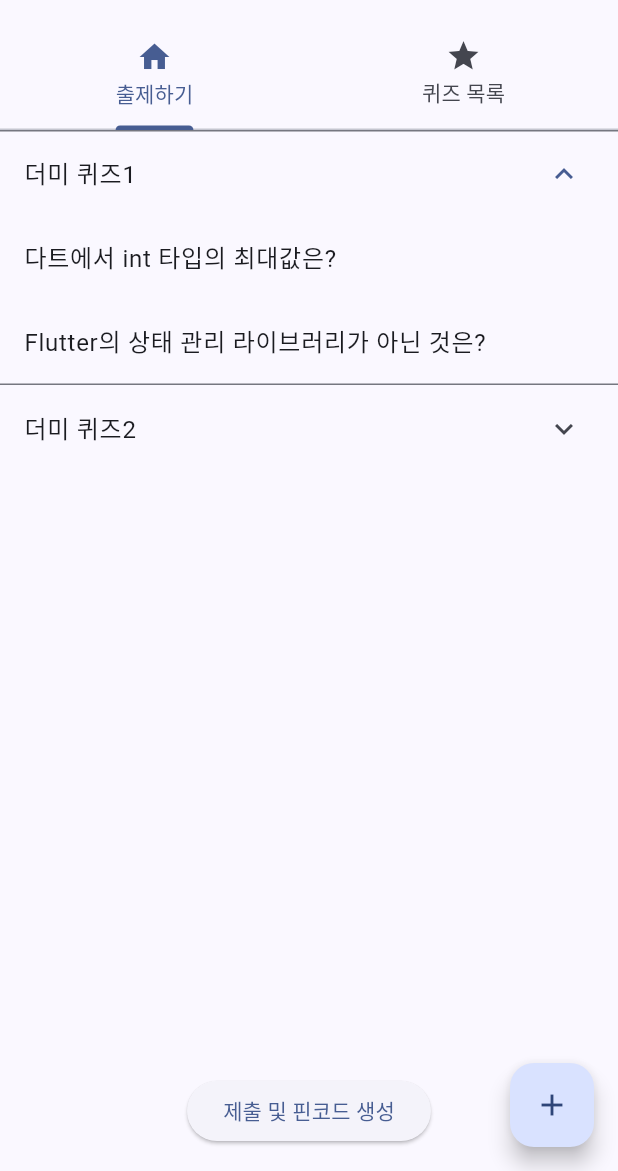
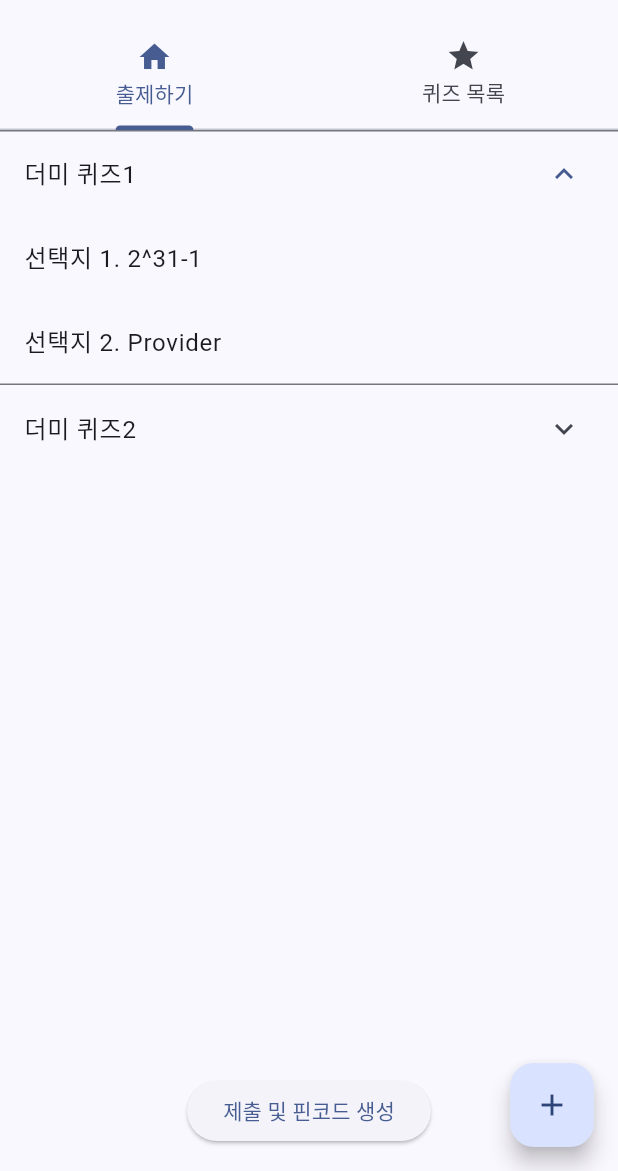
Before and after one commit to hanisoft2022/fc_ch02_quiz, a Flutter app: the screen it shows after launch, after a tap on "더미 퀴즈 추가", after a tap on "더미 퀴즈1", on a phone screen of 412 x 824 dp, the part 65-1236 px from its top. Run offline on Flutter 3.47's test engine with Material 3 defaults, Android fonts, the light colour scheme and no system bars; our stand-ins replace cloud_firestore, firebase_auth, firebase_core, flutter_hooks, freezed_annotation, gap and 4 more; accounts and stored records are empty; generated files the repository leaves out were written again.

Commit message:
quiz add modal configuring

```diff
--- a/lib/app.dart
+++ b/lib/app.dart
@@ -1,4 +1,4 @@
-import 'package:ch02_realtime_quiz/web/features/quiz_manager/screens/quiz_manager_screen.dart';
+import 'package:ch02_realtime_quiz/web/features/quiz_manager/screens/quiz_screen.dart';
 import 'package:flutter/material.dart';
 
 class MyApp extends StatelessWidget {
--- a/lib/web/features/quiz_manager/data/dummy_quiz_provider.dart
+++ b/lib/web/features/quiz_manager/data/dummy_quiz_provider.dart
@@ -1,4 +1,4 @@
-import 'package:ch02_realtime_quiz/web/features/quiz_manager/models/problem.dart';
+import 'package:ch02_realtime_quiz/web/features/quiz_manager/models/option.dart';
 import 'package:ch02_realtime_quiz/web/features/quiz_manager/models/quiz.dart';
 
 /// 더미 데이터 제공자 분리
@@ -8,37 +8,17 @@
       Quiz(
         id: null,
         title: '더미 퀴즈1',
-        problems: [
-          Problem(
-            index: 0,
-            question: '다트에서 int 타입의 최대값은?',
-            options: ['2^31-1', '2^63-1', '65535', '4294967295'],
-            correctIndex: 1,
-          ),
-          Problem(
-            index: 1,
-            question: 'Flutter의 상태 관리 라이브러리가 아닌 것은?',
-            options: ['Provider', 'Riverpod', 'Bloc', 'Express'],
-            correctIndex: 3,
-          ),
+        options: [
+          Option(index: 0, text: '선택지 1. 2^31-1', correctOption: true),
+          Option(index: 1, text: '선택지 2. Provider', correctOption: false),
         ],
       ),
       Quiz(
         id: null,
         title: '더미 퀴즈2',
-        problems: [
-          Problem(
-            index: 0,
-            question: '흠냐륑',
-            options: ['2^31-1', '2^63-1', '65535', '4294967295'],
-            correctIndex: 1,
-          ),
-          Problem(
-            index: 1,
-            question: '우엥!',
-            options: ['Provider', 'Riverpod', 'Bloc', 'Express'],
-            correctIndex: 3,
-          ),
+        options: [
+          Option(index: 0, text: '선택지1 2^63-1', correctOption: false),
+          Option(index: 1, text: '선택지2 Bloc', correctOption: true),
         ],
       ),
     ];
--- /dev/null
+++ b/lib/web/features/quiz_manager/models/option.dart
@@ -0,0 +1,12 @@
+import 'package:freezed_annotation/freezed_annotation.dart';
+
+part 'option.freezed.dart';
+part 'option.g.dart';
+
+@freezed
+abstract class Option with _$Option {
+  const factory Option({required int index, required String text, required bool correctOption}) =
+      _Option;
+
+  factory Option.fromJson(Map<String, dynamic> json) => _$OptionFromJson(json);
+}
--- a/lib/web/features/quiz_manager/models/problem.dart
+++ /dev/null
@@ -1,16 +0,0 @@
-import 'package:freezed_annotation/freezed_annotation.dart';
-
-part 'problem.freezed.dart';
-part 'problem.g.dart';
-
-@freezed
-abstract class Problem with _$Problem {
-  const factory Problem({
-    required int index,
-    required String question,
-    required List<String> options,
-    required int correctIndex,
-  }) = _Problem;
-
-  factory Problem.fromJson(Map<String, dynamic> json) => _$ProblemFromJson(json);
-}
--- a/lib/web/features/quiz_manager/models/quiz.dart
+++ b/lib/web/features/quiz_manager/models/quiz.dart
@@ -1,5 +1,5 @@
 import 'package:ch02_realtime_quiz/common/converters/timestamp_converter.dart';
-import 'package:ch02_realtime_quiz/web/features/quiz_manager/models/problem.dart';
+import 'package:ch02_realtime_quiz/web/features/quiz_manager/models/option.dart';
 import 'package:cloud_firestore/cloud_firestore.dart';
 import 'package:freezed_annotation/freezed_annotation.dart';
 
@@ -11,9 +11,9 @@
   @JsonSerializable(explicitToJson: true)
   const factory Quiz({
     required String? id,
-    required List<Problem> problems,
     required String title,
-    Problem? current,
+    required List<Option> options,
+    Option? current,
     @TimestampConverter() DateTime? createdAt,
   }) = _Quiz;
 
--- a/lib/web/features/quiz_manager/providers/quiz_manager_providers.dart
+++ b/lib/web/features/quiz_manager/providers/quiz_manager_providers.dart
@@ -13,8 +13,15 @@
 // * READ
 /// 실시간 퀴즈 목록 스트림 Provider
 @riverpod
-Stream<List<Quiz>> quizList(Ref ref) {
+Stream<List<Quiz>> watchQuizzes(Ref ref) {
   return ref.watch(quizDataSourceProvider).watchQuizzes();
+}
+
+// * READ
+/// 실시간 퀴즈 목록 스트림 Provider
+@riverpod
+Stream<Quiz> watchQuizById(Ref ref, String id) {
+  return ref.watch(quizDataSourceProvider).watchQuizById(id);
 }
 
 // * WRITE
--- a/lib/web/features/quiz_manager/screens/quiz_manager_screen.dart
+++ b/lib/web/features/quiz_manager/screens/quiz_screen.dart
@@ -26,7 +26,7 @@
 
   @override
   Widget build(BuildContext context, WidgetRef ref) {
-    final quizListAsync = ref.watch(quizListProvider);
+    final quizListAsync = ref.watch(watchQuizzesProvider);
 
     return DefaultTabController(
       length: 2,
--- a/lib/web/features/quiz_manager/widgets/quiz_list_item.dart
+++ b/lib/web/features/quiz_manager/widgets/quiz_list_item.dart
@@ -10,7 +10,7 @@
   Widget build(BuildContext context) {
     return ExpansionTile(
       title: quiz.title.text.make(),
-      children: quiz.problems.map((e) => ListTile(title: e.question.text.make())).toList(),
+      children: quiz.options.map((e) => ListTile(title: e.text.text.make())).toList(),
     );
   }
 }
```
Also changed, not shown: lib/web/features/quiz_manager/data/quiz_manager_data_source.dart (+12 -7 lines), lib/web/features/quiz_manager/widgets/option_input.dart (added, +37 -0 lines), lib/web/features/quiz_manager/widgets/quiz_add_modal.dart (+48 -10 lines), lib/web/features/quiz_manager/models/option.freezed.dart (added), lib/web/features/quiz_manager/models/option.g.dart (added), lib/web/features/quiz_manager/models/problem.freezed.dart (deleted), lib/web/features/quiz_manager/models/problem.g.dart (deleted), lib/web/features/quiz_manager/models/quiz.freezed.dart, lib/web/features/quiz_manager/models/quiz.g.dart, lib/web/features/quiz_manager/providers/quiz_manager_providers.g.dart.
